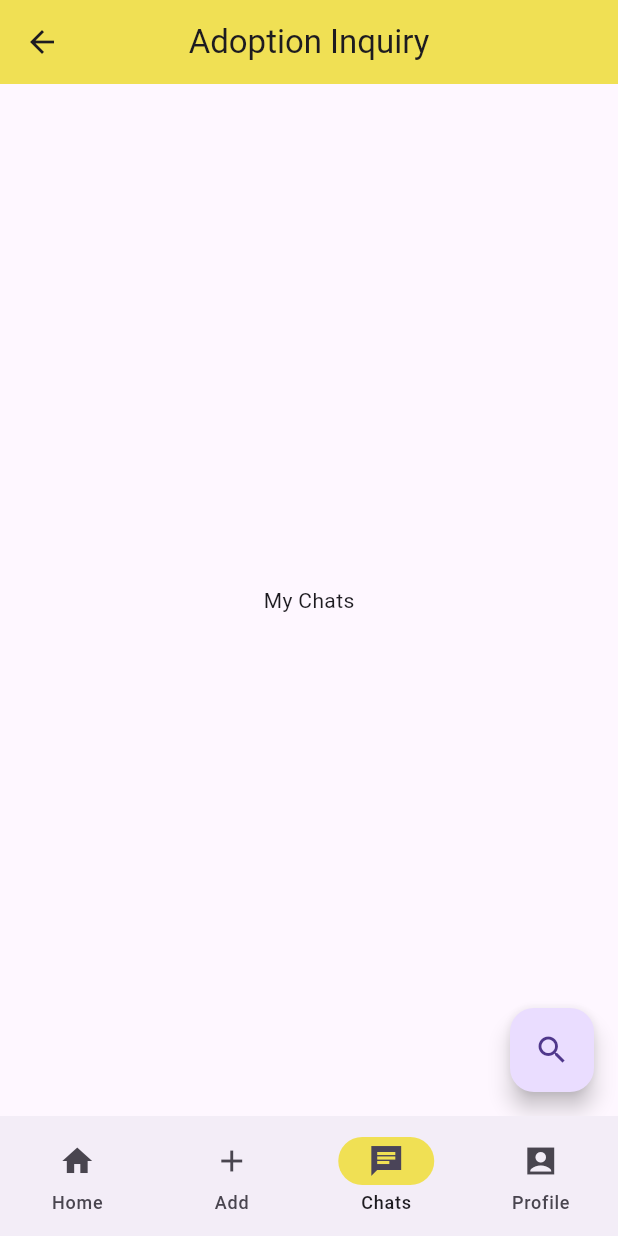
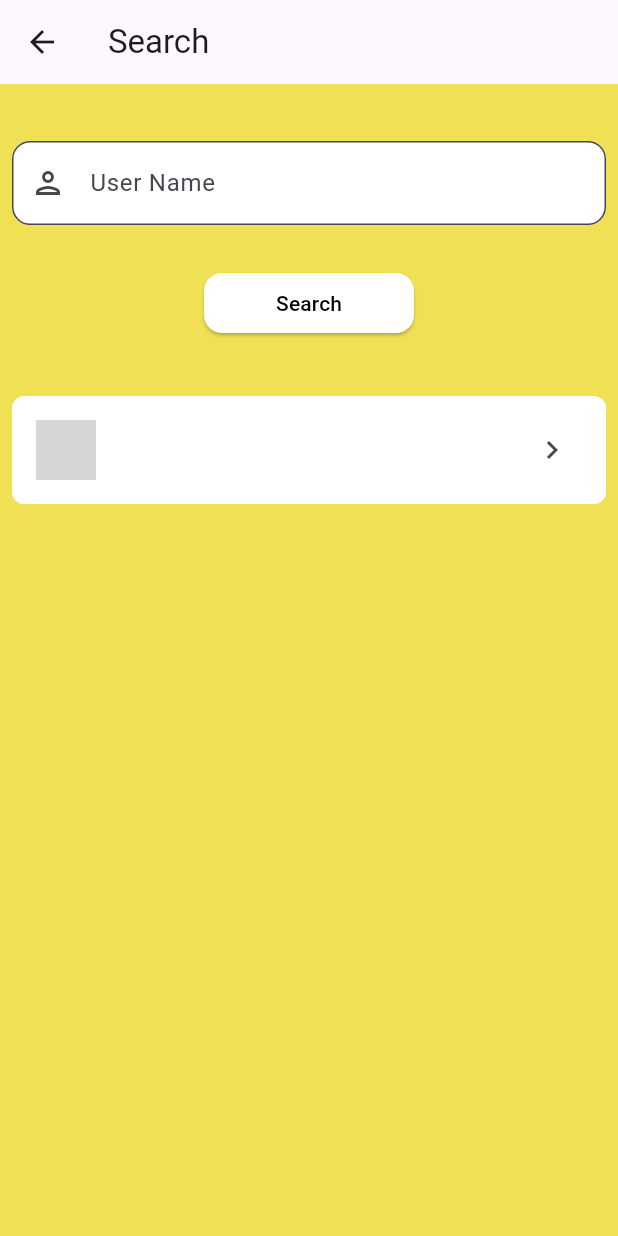
Before and after one commit to AyushGinoya/Pet-Adoption-app, a Flutter app: the NavigationMenu screen opened directly, item 3 of the bottom bar chosen, after a tap on the "search" icon, on a phone screen of 412 x 824 dp. Run offline on Flutter 3.47's test engine with Material 3 defaults, Android fonts, the phone set to English and light mode, and no system bars; our stand-ins replace cached_network_image, cloud_firestore, firebase_auth, firebase_core, firebase_database, firebase_storage and 3 more; accounts and stored records are empty; network calls fail; grey boxes are pictures that could not be loaded.

Commit message:
search implemented in chat

```diff
--- a/lib/helper/navigation_icon_controller.dart
+++ b/lib/helper/navigation_icon_controller.dart
@@ -1,12 +1,11 @@
-
 import 'package:firebase_auth/firebase_auth.dart';
 import 'package:get/get.dart';
 import 'package:pet_adoption_app/helper/get_user_model.dart';
 import 'package:pet_adoption_app/models/user_model.dart';
-import 'package:pet_adoption_app/screens/navigation%20bar/addpat.dart';
-import 'package:pet_adoption_app/screens/navigation%20bar/chats.dart';
-import 'package:pet_adoption_app/screens/navigation%20bar/home.dart';
-import 'package:pet_adoption_app/screens/navigation%20bar/profile.dart';
+import 'package:pet_adoption_app/screens/routes/addpat.dart';
+import 'package:pet_adoption_app/screens/routes/chats.dart';
+import 'package:pet_adoption_app/screens/routes/home.dart';
+import 'package:pet_adoption_app/screens/routes/profile.dart';
 import 'package:flutter/material.dart';
 
 class NavigationIconController extends GetxController {
@@ -29,7 +28,7 @@ class NavigationIconController extends GetxController {
         screens.value = [
           Home(userModel: userModel1!, firebaseUser: user),
           const AddPat(),
-          const Chats(),
+          Chats(userModel: userModel1!, firebaseUser: user),
           const Profile(),
         ];
       } else {
--- a/lib/main.dart
+++ b/lib/main.dart
@@ -3,7 +3,7 @@ import 'package:firebase_core/firebase_core.dart';
 import 'package:flutter/material.dart';
 import 'package:pet_adoption_app/helper/get_user_model.dart';
 import 'package:pet_adoption_app/models/user_model.dart';
-import 'package:pet_adoption_app/screens/navigation%20bar/navigation_bar.dart';
+import 'package:pet_adoption_app/screens/navigation_bar.dart';
 import 'package:pet_adoption_app/screens/routes/register.dart';
 
 
--- a/lib/screens/navigation bar/chats.dart
+++ b/lib/screens/routes/chats.dart
@@ -1,7 +1,12 @@
+import 'package:firebase_auth/firebase_auth.dart';
 import 'package:flutter/material.dart';
+import 'package:pet_adoption_app/models/user_model.dart';
+import 'package:pet_adoption_app/screens/routes/search_page.dart';
 
 class Chats extends StatefulWidget {
-  const Chats({super.key});
+  final UserModel userModel;
+  final User firebaseUser;
+  const Chats({super.key, required this.userModel, required this.firebaseUser});
 
   @override
   State<Chats> createState() => _ChatsState();
@@ -18,7 +23,13 @@ class _ChatsState extends State<Chats> {
       ),
       body: const Center(child: Text('My Chats')),
       floatingActionButton: FloatingActionButton(
-        onPressed: () {},
+        onPressed: () {
+          Navigator.push(
+              context,
+              MaterialPageRoute(
+                  builder: (context) => SearchPage(
+                      userModel: widget.userModel, user: widget.firebaseUser)));
+        },
         child: const Icon(Icons.search),
       ),
     );
--- a/lib/screens/routes/complete_register.dart
+++ b/lib/screens/routes/complete_register.dart
@@ -7,8 +7,7 @@ import 'package:flutter/material.dart';
 import 'package:image_cropper/image_cropper.dart';
 import 'package:image_picker/image_picker.dart';
 import 'package:pet_adoption_app/models/user_model.dart';
-import 'package:pet_adoption_app/screens/navigation%20bar/home.dart';
-import 'package:pet_adoption_app/screens/navigation%20bar/navigation_bar.dart';
+import 'package:pet_adoption_app/screens/navigation_bar.dart';
 
 class CompleteRegister extends StatefulWidget {
   final UserModel userModel;
--- a/lib/screens/routes/login.dart
+++ b/lib/screens/routes/login.dart
@@ -1,6 +1,6 @@
 import 'package:flutter/material.dart';
 import 'package:firebase_auth/firebase_auth.dart';
-import 'package:pet_adoption_app/screens/navigation%20bar/navigation_bar.dart';
+import 'package:pet_adoption_app/screens/navigation_bar.dart';
 
 class Login extends StatefulWidget {
   const Login({super.key});
--- a/lib/screens/routes/search_page.dart
+++ b/lib/screens/routes/search_page.dart
@@ -0,0 +1,131 @@
+import 'package:cloud_firestore/cloud_firestore.dart';
+import 'package:firebase_auth/firebase_auth.dart';
+import 'package:flutter/material.dart';
+import 'package:pet_adoption_app/models/user_model.dart';
+import 'package:pet_adoption_app/screens/routes/chat_room.dart';
+
+class SearchPage extends StatefulWidget {
+  final UserModel userModel;
+  final User user;
+
+  const SearchPage({super.key, required this.userModel, required this.user});
+
+  @override
+  State<SearchPage> createState() => _SearchPageState();
+}
+
+class _SearchPageState extends State<SearchPage> {
+  TextEditingController name = TextEditingController();
+
+  @override
+  Widget build(BuildContext context) {
+    return Scaffold(
+        backgroundColor: const Color.fromARGB(255, 240, 224, 84),
+        appBar: AppBar(
+          title: const Text("Search"),
+        ),
+        body: SafeArea(
+            child: Container(
+          child: Column(
+            children: [
+              const SizedBox(
+                height: 30,
+              ),
+              Padding(
+                padding: const EdgeInsets.all(8.0),
+                child: TextField(
+                  controller: name,
+                  keyboardType: TextInputType.text,
+                  decoration: InputDecoration(
+                    fillColor: Colors.white,
+                    filled: true,
+                    prefixIcon: const Icon(Icons.person_outlined),
+                    hintText: 'User Name',
+                    border: OutlineInputBorder(
+                      borderRadius: BorderRadius.circular(12),
+                    ),
+                  ),
+                ),
+              ),
+              const SizedBox(
+                height: 20,
+              ),
+              SizedBox(
+                width: 140,
+                child: ElevatedButton(
+                    onPressed: () {
+                      setState(() {});
+                    },
+                    style: ElevatedButton.styleFrom(
+                      backgroundColor: Colors.white,
+                      shape: RoundedRectangleBorder(
+                        borderRadius: BorderRadius.circular(12),
+                      ),
+                    ),
+                    child: const Text('Search',
+                        style: TextStyle(color: Colors.black))),
+              ),
+              const SizedBox(
+                height: 30,
+              ),
+              StreamBuilder(
+                  stream: FirebaseFirestore.instance
+                      .collection("users")
+                      .where("uName", isEqualTo: name.text.trim())
+                      .where("uName", isNotEqualTo: widget.userModel.uName)
+                      .snapshots(),
+                  builder: (context, snapshot) {
+                    if (snapshot.connectionState == ConnectionState.active) {
+                      if (snapshot.hasData) {
+                        QuerySnapshot querySnapshot =
+                            snapshot.data as QuerySnapshot;
+
+                        if (querySnapshot.docs.isNotEmpty) {
+                          Map<String, dynamic> userMap = querySnapshot.docs[0]
+                              .data() as Map<String, dynamic>;
+
+                          UserModel searchModel = UserModel.fromMap(userMap);
+
+                          return Container(
+                            margin: const EdgeInsets.all(8.0),
+                            decoration: BoxDecoration(
+                              color: Colors.white,
+                              borderRadius: BorderRadius.circular(8),
+                            ),
+                            child: ListTile(
+                              onTap: () {
+                                Navigator.pop(context);
+                                Navigator.push(
+                                    context,
+                                    MaterialPageRoute(
+                                        builder: (context) =>
+                                            const ChatRoomPage()));
+                              },
+                              leading: CircleAvatar(
+                                backgroundColor:
+                                    const Color.fromARGB(255, 240, 224, 84),
+                                backgroundImage:
+                                    NetworkImage(searchModel.uProfile!),
+                              ),
+                              title: Text(searchModel.uName!),
+                              subtitle: Text(searchModel.uEmail!),
+                              trailing: const Icon(Icons.keyboard_arrow_right),
+                            ),
+                          );
+                        } else {
+                          return const Text("No results found");
+                        }
+                      } else if (snapshot.hasError) {
+                        return const Text("An error occurred");
+                      } else {
+                        return const Text("No data");
+                      }
+                    } else {
+                      return const CircularProgressIndicator();
+                    }
+                  }),
+            ],
+          ),
+        )));
+  }
+}
```
Also changed, not shown: lib/screens/routes/chat_room.dart (added, +48 -0 lines), lib/screens/navigation_bar.dart (renamed from lib/screens/navigation bar/navigation_bar.dart), lib/screens/routes/addpat.dart (renamed from lib/screens/navigation bar/addpat.dart), lib/screens/routes/home.dart (renamed from lib/screens/navigation bar/home.dart), lib/screens/routes/profile.dart (renamed from lib/screens/navigation bar/profile.dart).
